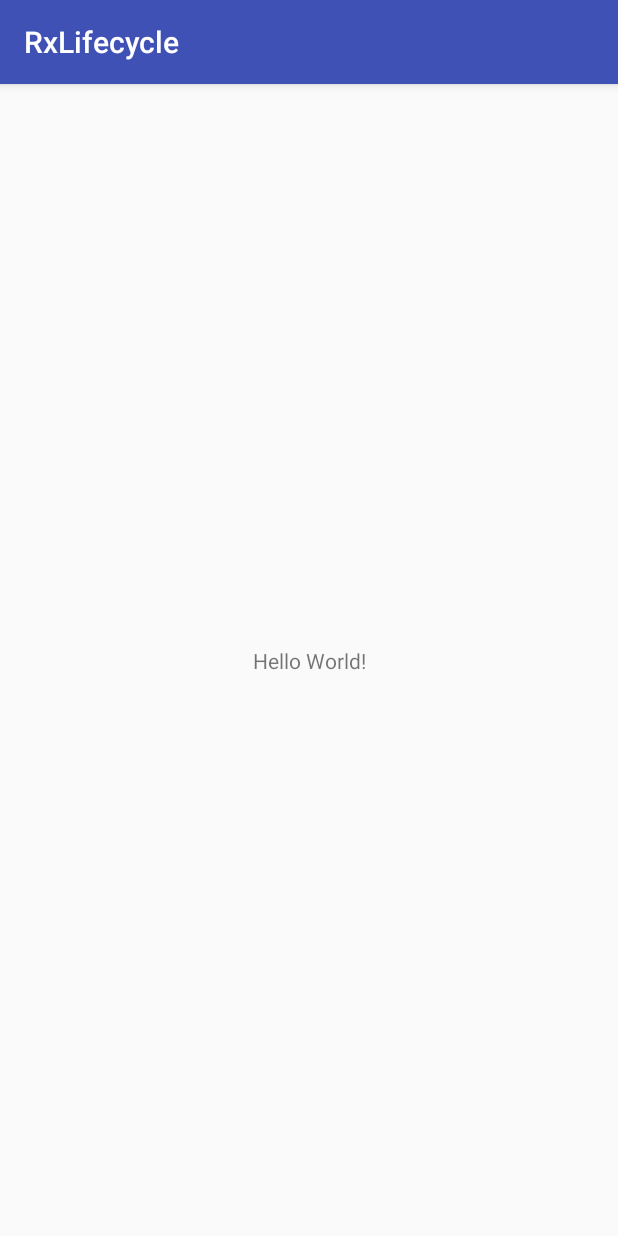
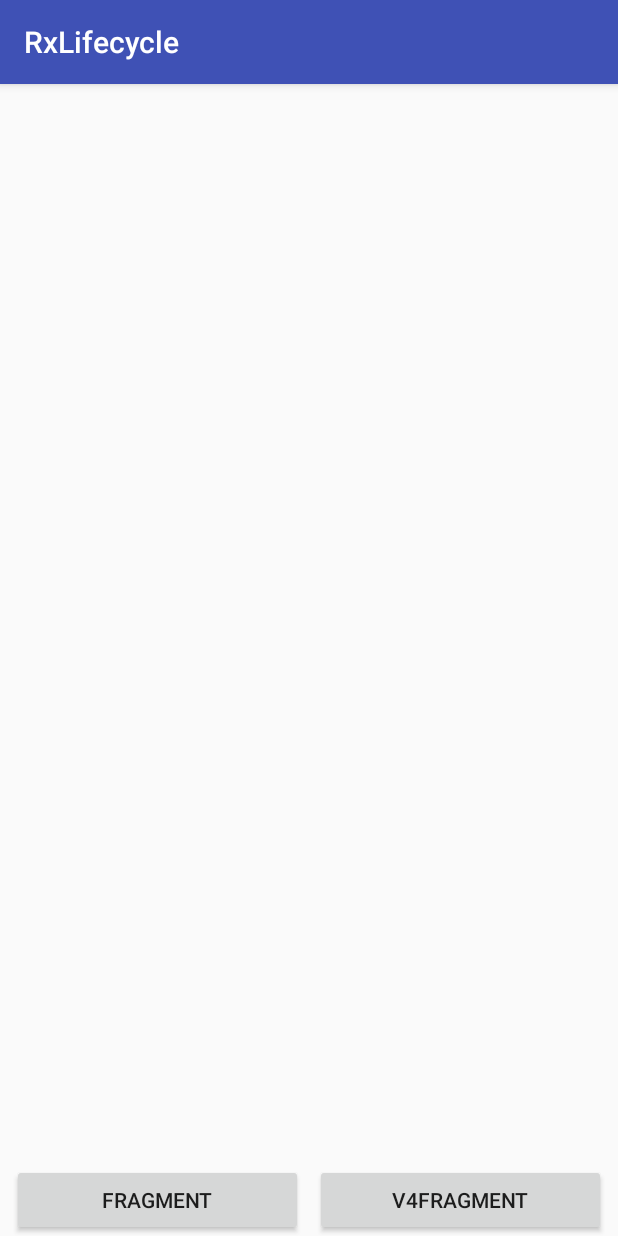
Before and after one commit to jymot/RxLifecycle, an Android app: the screen it shows after launch (MainActivity), on a phone screen of 412 x 824 dp. Run offline under Robolectric (Android 15) with nearby library versions, the phone set to English and light mode, and no system bars.

Commit message:
[*] sample fragment

```diff
--- a/app/build.gradle
+++ b/app/build.gradle
@@ -16,6 +16,10 @@ android {
             proguardFiles getDefaultProguardFile('proguard-android.txt'), 'proguard-rules.pro'
         }
     }
+    compileOptions {
+        sourceCompatibility rootProject.ext.sourceCompatibilityVersion
+        targetCompatibility rootProject.ext.targetCompatibilityVersion
+    }
 }
 
 dependencies {
@@ -25,4 +29,5 @@ dependencies {
     testImplementation 'junit:junit:4.12'
     androidTestImplementation 'com.android.support.test:runner:1.0.1'
     androidTestImplementation 'com.android.support.test.espresso:espresso-core:3.0.1'
+    implementation 'io.reactivex.rxjava2:rxjava:2.1.2'
 }
--- a/app/src/main/res/layout/activity_main.xml
+++ b/app/src/main/res/layout/activity_main.xml
@@ -7,13 +7,28 @@
     android:layout_height="match_parent"
     tools:context="im.wangchao.rxlifecycleapp.MainActivity">
 
-    <TextView
-        android:layout_width="wrap_content"
+    <FrameLayout
+        android:id="@+id/container"
+        android:layout_width="0dp"
+        android:layout_height="0dp" android:layout_marginBottom="8dp"
+        app:layout_constraintBottom_toTopOf="@+id/fragment" app:layout_constraintEnd_toEndOf="parent"
+        app:layout_constraintHorizontal_bias="0.0" app:layout_constraintStart_toStartOf="parent"
+        app:layout_constraintTop_toTopOf="parent">
+
+    </FrameLayout>
+    <Button
+        android:id="@+id/fragment"
+        android:layout_width="0dp"
         android:layout_height="wrap_content"
-        android:text="Hello World!"
-        app:layout_constraintBottom_toBottomOf="parent"
-        app:layout_constraintLeft_toLeftOf="parent"
-        app:layout_constraintRight_toRightOf="parent"
-        app:layout_constraintTop_toTopOf="parent"/>
-
+        android:layout_marginEnd="8dp" android:layout_marginStart="8dp"
+        android:text="fragment" app:layout_constraintBottom_toBottomOf="parent"
+        app:layout_constraintEnd_toStartOf="@+id/v4fragment" app:layout_constraintHorizontal_bias="0.5"
+        app:layout_constraintStart_toStartOf="parent"/>
+    <Button
+        android:id="@+id/v4fragment"
+        android:layout_width="0dp"
+        android:layout_height="wrap_content"
+        android:layout_marginEnd="8dp" android:text="v4fragment" app:layout_constraintBottom_toBottomOf="parent"
+        app:layout_constraintEnd_toEndOf="parent" app:layout_constraintHorizontal_bias="0.5"
+        app:layout_constraintStart_toEndOf="@+id/fragment"/>
 </android.support.constraint.ConstraintLayout>
```
Also changed, not shown: app/src/main/java/im/wangchao/rxlifecycleapp/TestFragment.java (added, +13 -0 lines), app/src/main/java/im/wangchao/rxlifecycleapp/TestV4Fragment.java (added, +12 -0 lines), build.gradle (+12 -0 lines), library/build.gradle (+8 -1 lines), library/gradle.properties (added, +31 -0 lines).
